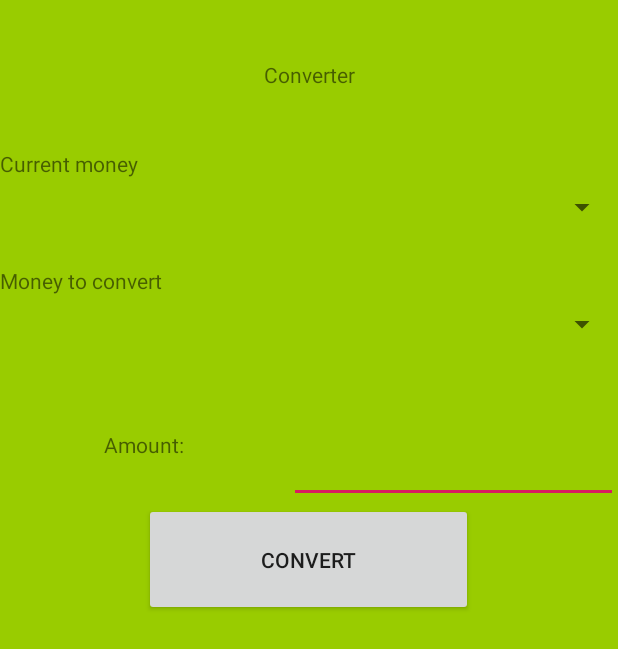
After one commit to Maf38/FirstAppliAndroid, an Android app: the layout activity_main2.xml on its own in the app's theme, with its tools: preview values and no code run, on a phone screen of 412 x 824 dp. The commit adds this screen. Shown: the top 649 px of the screen. Run offline under Robolectric (Android 15) with nearby library versions, the phone set to English and light mode, and no system bars.

Commit message:
essai d implementation changement couleur de fond et switch orientation sans succes

```diff
--- /dev/null
+++ b/app/src/main/res/layout/activity_main2.xml
@@ -0,0 +1,98 @@
+<?xml version="1.0" encoding="utf-8"?>
+<LinearLayout xmlns:android="http://schemas.android.com/apk/res/android"
+    xmlns:app="http://schemas.android.com/apk/res-auto"
+    xmlns:tools="http://schemas.android.com/tools"
+    android:id="@+id/fond"
+    android:layout_width="match_parent"
+
+    android:layout_height="match_parent"
+    android:background="@android:color/holo_green_dark"
+    android:backgroundTint="@android:color/holo_green_light"
+    android:orientation="vertical"
+    android:theme="@android:style/Animation.Translucent"
+    tools:context=".MainActivity">
+
+
+    <TextView
+        android:id="@+id/textView"
+        android:layout_width="fill_parent"
+        android:layout_height="99dp"
+        android:gravity="center"
+        android:text="@string/convertisseur" />
+
+    <LinearLayout
+        android:layout_width="match_parent"
+        android:layout_height="78dp"
+        android:orientation="horizontal">
+
+        <TextView
+            android:id="@+id/textView3"
+            android:layout_width="0dp"
+            android:layout_height="wrap_content"
+            android:layout_weight="1"
+            android:text="@string/monnaie_courante" />
+
+        <Spinner
+            android:id="@+id/spinDepart"
+            android:layout_width="0dp"
+            android:layout_height="78dp"
+            android:layout_marginStart="8dp"
+            android:layout_weight="1" />
+    </LinearLayout>
+
+    <LinearLayout
+        android:layout_width="match_parent"
+        android:layout_height="78dp"
+        android:orientation="horizontal">
+
+        <TextView
+            android:id="@+id/textView4"
+            android:layout_width="0dp"
+            android:layout_height="wrap_content"
+            android:layout_weight="1"
+            android:text="@string/monnaie_convertir" />
+
+        <Spinner
+            android:id="@+id/spinArrivee"
+            android:layout_width="0dp"
+            android:layout_height="78dp"
+            android:layout_marginStart="8dp"
+            android:layout_weight="1" />
+
+    </LinearLayout>
+
+    <LinearLayout
+        android:layout_width="match_parent"
+        android:layout_height="80dp"
+        android:layout_weight="0"
+        android:orientation="horizontal">
+
+        <TextView
+            android:id="@+id/textView5"
+            android:layout_width="wrap_content"
+            android:layout_height="80dp"
+            android:layout_weight="1"
+            android:gravity="center"
+            android:text="@string/montant" />
+
+        <EditText
+            android:id="@+id/editMontant"
+            android:layout_width="80dp"
+            android:layout_height="80dp"
+            android:layout_weight="1"
+            android:autofillHints=""
+            android:ems="10"
+            android:gravity="center"
+            android:inputType="numberDecimal" />
+    </LinearLayout>
+
+    <Button
+        android:id="@+id/btnConvertir"
+        android:layout_width="219dp"
+        android:layout_height="75dp"
+
+        android:layout_gravity="center"
+        android:onClick="calculer"
+        android:text="@string/convertir" />
+
+</LinearLayout>
--- a/app/src/main/res/values/strings.xml
+++ b/app/src/main/res/values/strings.xml
@@ -18,6 +18,9 @@
     <string name="changer_fond">changer fond</string>
     <string name="configuration">configuration</string>
     <string name="changer_langue">changer langue</string>
+    <string name="changer_orientation">Changer orientation</string>
+    <string name="portrait">Portrait</string>
+    <string name="capteur">par capteur</string>
 
 
 </resources>
```
Also changed, not shown: app/src/main/java/com/exercice/maf/firstappli/MainActivity.java (+68 -9 lines), app/src/main/java/com/exercice/maf/firstappli/PageResultat.java (+5 -5 lines), app/src/main/res/layout/switch_item.xml (added, +16 -0 lines), app/src/main/res/menu/menuprincipale.xml (+6 -1 lines), 2 other files.
